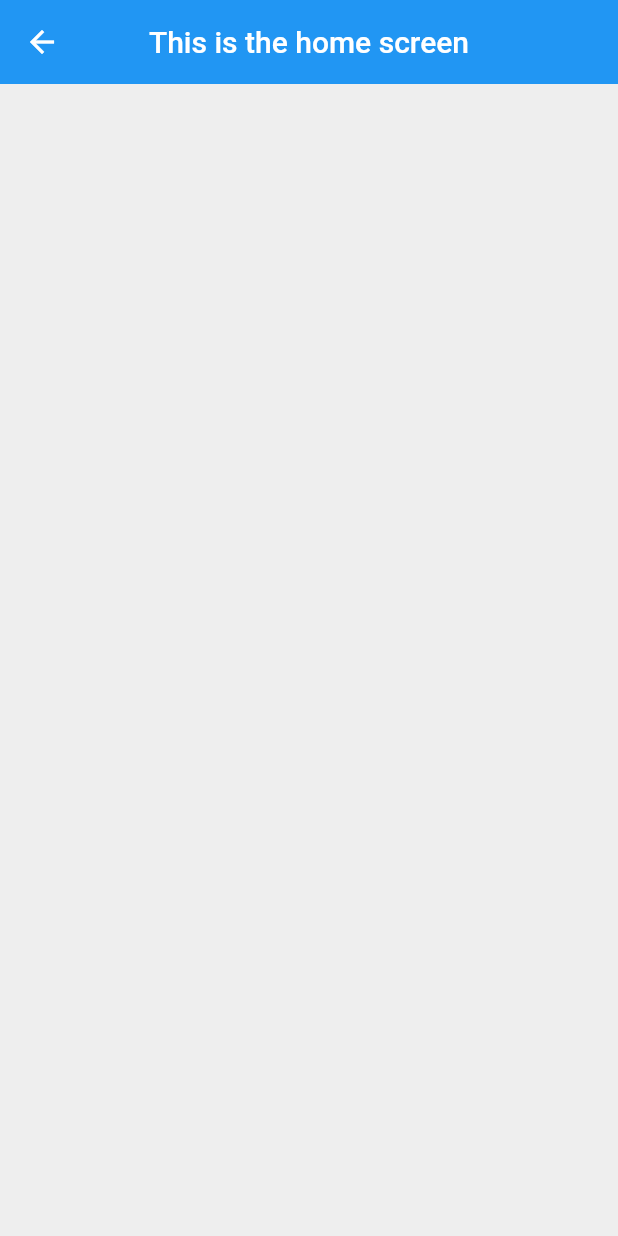
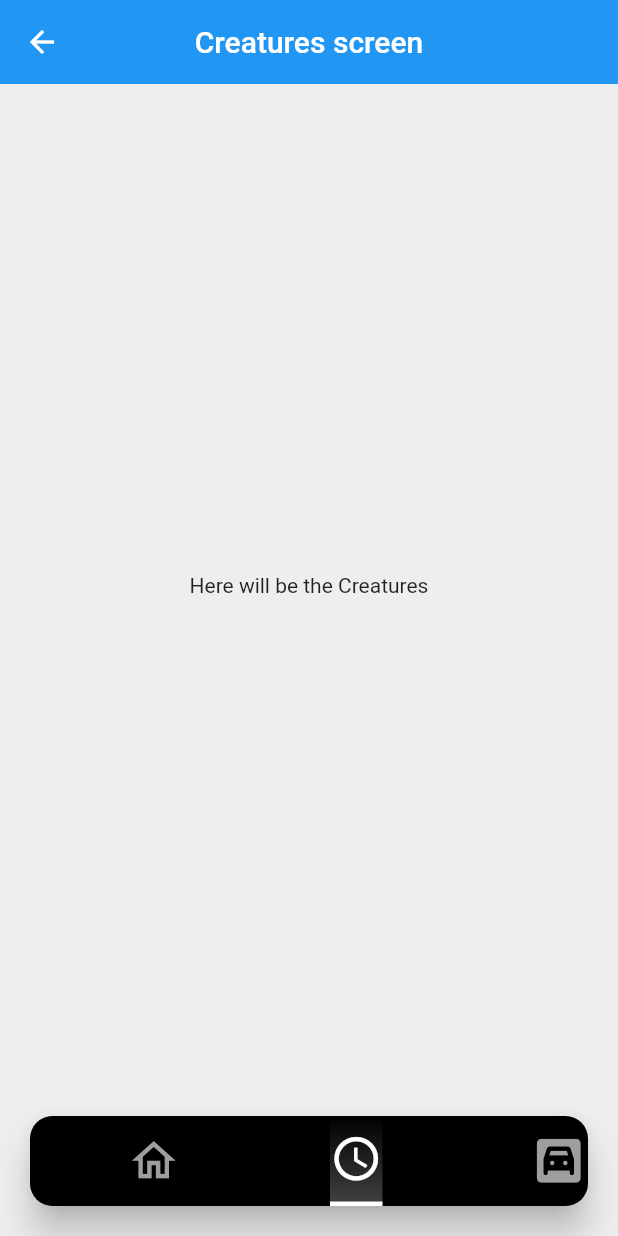
Before and after one commit to HiMyNameIsGarch/EgyptianMythology, a Flutter app: the Home screen opened by its route, on a phone screen of 412 x 824 dp. Run offline on Flutter 3.47's test engine with Material 2 defaults, Android fonts, the phone set to English and light mode, and no system bars.

Commit message:
add a navigation bar with 3 pages

```diff
--- a/lib/pages/home.dart
+++ b/lib/pages/home.dart
@@ -1,4 +1,7 @@
 import 'package:flutter/material.dart';
+import 'package:egyptianmythology/pages/tabs/gods.dart';
+import 'package:egyptianmythology/pages/tabs/creatures.dart';
+import 'package:egyptianmythology/pages/tabs/world.dart';
 
 class Home extends StatefulWidget {
   @override
@@ -6,16 +9,61 @@ class Home extends StatefulWidget {
 }
 
 class _HomeState extends State<Home> {
+  int selectedIndex = 1;
+  final List<Widget> _selectedPage = [Gods(), Creatures(), World()];
+  final List<IconData> data = [
+    Icons.home_outlined,
+    Icons.access_time,
+    Icons.garage
+  ];
 
   @override
   Widget build(BuildContext context) {
     return Scaffold(
         backgroundColor: Colors.grey[200],
-        appBar: AppBar(
-            backgroundColor: Colors.blue[500],
-            title: const Text('This is the home screen'),
-            centerTitle: true,
-            elevation: 0
+        body: _selectedPage[selectedIndex],
+        bottomNavigationBar: Padding(padding: const EdgeInsets.all(20),
+            child: Material(elevation: 10,
+                borderRadius: BorderRadius.circular(15),
+                color: Colors.black,
+                child: Container(height: 60, width: double.infinity,
+                    child: ListView.builder(
+                        itemCount: data.length,
+                        padding: EdgeInsets.symmetric(horizontal: 15),
+                        itemBuilder: (ctx, i) => Padding(
+                            padding: EdgeInsets.symmetric(horizontal: 50),
+                            child: GestureDetector(
+                                onTap: () {
+                                    setState(() {
+                                        selectedIndex = i;
+                                    });
+                                },
+                                child: AnimatedContainer(
+                                    duration: Duration(milliseconds: 250),
+                                    width: 35,
+                                    decoration: BoxDecoration(
+                                        border: i == selectedIndex ? const Border(
+                                            bottom: BorderSide(width: 3,
+                                                color: Colors.white)): null,
+                                        gradient: i == selectedIndex ? LinearGradient(
+                                            colors: [
+                                                Colors.grey.shade800,
+                                                Colors.black
+                                            ],
+                                            begin: Alignment.bottomCenter,
+                                            end: Alignment.topCenter
+                                        ) : null
+                                    ),
+                                    child: Icon(data[i], size: 35,
+                                        color: i == selectedIndex ?
+                                                    Colors.white: Colors.grey)
+                                )
+                            )
+                        ),
+                        scrollDirection: Axis.horizontal,
+                    ),
+                ),
+            ),
         ),
     );
   }
--- /dev/null
+++ b/lib/pages/tabs/creatures.dart
@@ -0,0 +1,25 @@
+import 'package:flutter/material.dart';
+
+class Creatures extends StatefulWidget {
+  @override
+  State<Creatures> createState() => _CreaturesState();
+}
+
+class _CreaturesState extends State<Creatures> {
+
+  @override
+  Widget build(BuildContext context) {
+    return Scaffold(
+        backgroundColor: Colors.grey[200],
+        appBar: AppBar(
+            backgroundColor: Colors.blue[500],
+            title: const Text('Creatures screen'),
+            centerTitle: true,
+            elevation: 0
+        ),
+        body: const Center(
+            child: Text('Here will be the Creatures')
+        ),
+    );
+  }
+}
```
Also changed, not shown: lib/pages/tabs/gods.dart (added, +25 -0 lines), lib/pages/tabs/world.dart (added, +25 -0 lines).
